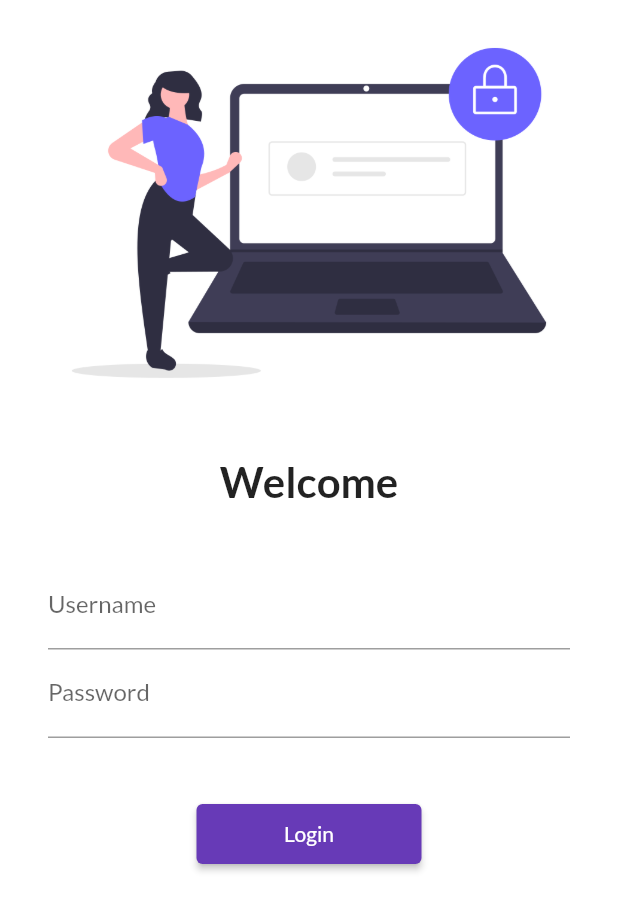
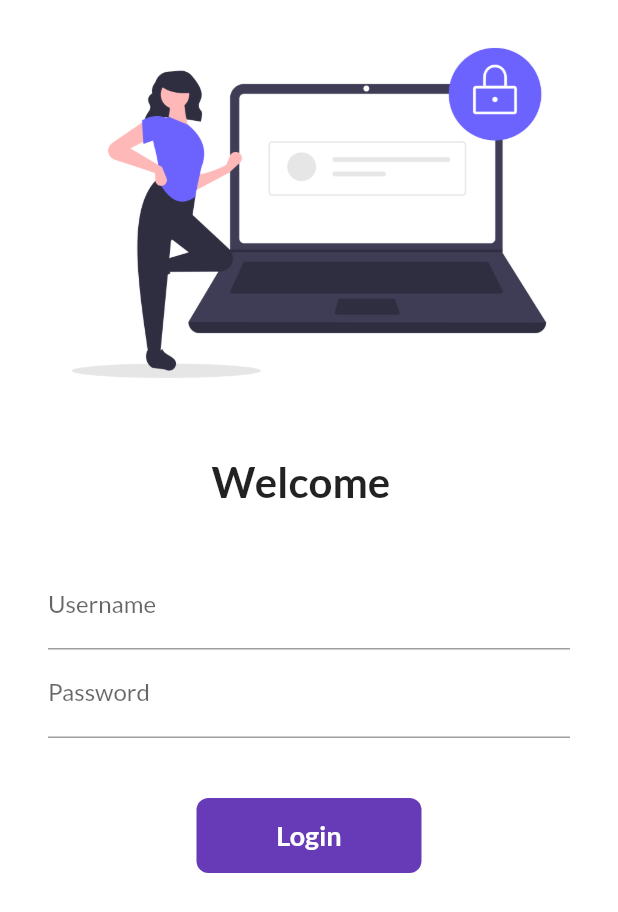
Before and after one commit to SoulPlayer23/CatalogApp, a Flutter app: the screen it shows after launch, on a phone screen of 412 x 824 dp. Shown: the top 912 px of the screen. Run offline on Flutter 3.47's test engine with Material 2 defaults, Android fonts, the phone set to English and light mode, and no system bars; our stand-ins replace google_fonts.

Commit message:
login animation

```diff
--- a/lib/screens/login_page.dart
+++ b/lib/screens/login_page.dart
@@ -1,8 +1,14 @@
 import 'package:catalog_app/utils/routes.dart';
 import 'package:flutter/material.dart';
 
-class LoginPage extends StatelessWidget {
-  const LoginPage({Key? key}) : super(key: key);
+class LoginPage extends StatefulWidget {
+  @override
+  _LoginPageState createState() => _LoginPageState();
+}
+
+class _LoginPageState extends State<LoginPage> {
+  String name = " ";
+  bool changeButton = false;
 
   @override
   Widget build(BuildContext context) {
@@ -19,7 +25,7 @@ class LoginPage extends StatelessWidget {
                 height: 20.0,
               ),
               Text(
-                "Welcome",
+                "Welcome $name",
                 style: TextStyle(fontSize: 28, fontWeight: FontWeight.bold),
               ),
               SizedBox(
@@ -32,7 +38,13 @@ class LoginPage extends StatelessWidget {
                   children: [
                     TextFormField(
                       decoration: InputDecoration(
-                          hintText: "Enter Username", labelText: "Username"),
+                        hintText: "Enter Username",
+                        labelText: "Username",
+                      ),
+                      onChanged: (value) {
+                        name = value;
+                        setState(() {});
+                      },
                     ),
                     TextFormField(
                       obscureText: true,
@@ -42,12 +54,36 @@ class LoginPage extends StatelessWidget {
                     SizedBox(
                       height: 40.0,
                     ),
-                    ElevatedButton(
-                      onPressed: () {
+                    InkWell(
+                      onTap: () async {
+                        setState(() {
+                          changeButton = true;
+                        });
+                        await Future.delayed(Duration(seconds: 1));
                         Navigator.pushNamed(context, MyRoutes.homeRoute);
                       },
-                      child: Text("Login"),
-                      style: TextButton.styleFrom(minimumSize: Size(150, 40)),
+                      child: AnimatedContainer(
+                        duration: Duration(seconds: 1),
+                        width: changeButton ? 50 : 150,
+                        height: 50,
+                        alignment: Alignment.center,
+                        child: changeButton
+                            ? Icon(
+                                Icons.done,
+                                color: Colors.white,
+                              )
+                            : Text(
+                                "Login",
+                                style: TextStyle(
+                                    color: Colors.white,
+                                    fontWeight: FontWeight.bold,
+                                    fontSize: 18),
+                              ),
+                        decoration: BoxDecoration(
+                            color: Colors.deepPurple,
+                            borderRadius: BorderRadius.circular(
+                                changeButton ? 50.0 : 8.0)),
+                      ),
                     )
                   ],
                 ),
```
